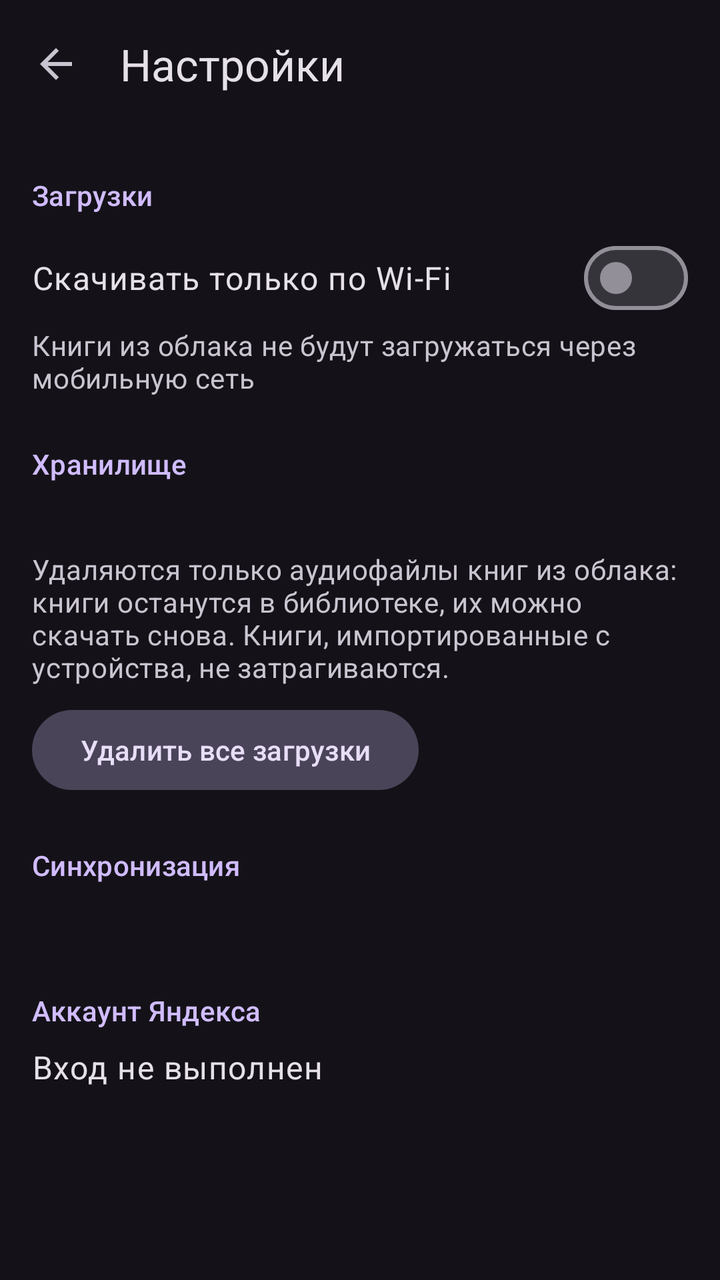
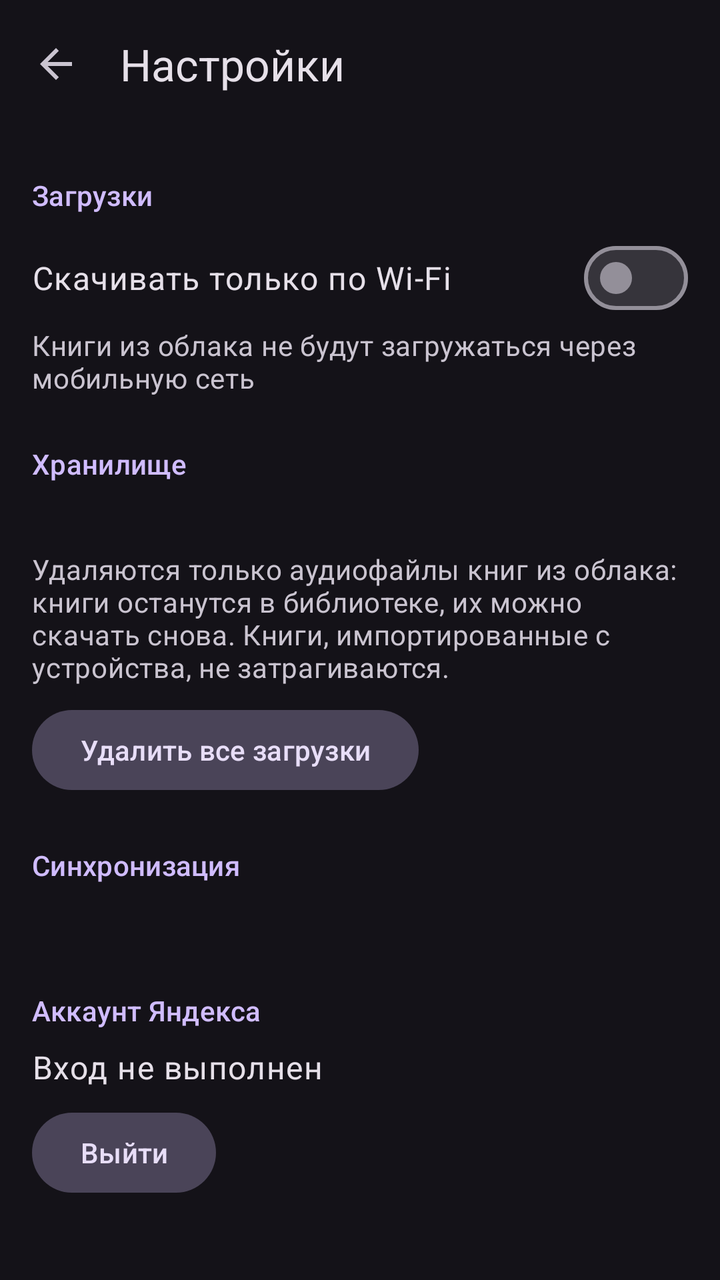

An Android layout rendered at two revisions. The XML below is the earlier revision; the diff shows what the commit changed to produce the second picture.
<!-- AndroidManifest.xml: application theme Theme.AudioBookPlayer -->
<!-- res/layout/activity_settings.xml -->
<?xml version="1.0" encoding="utf-8"?>
<LinearLayout xmlns:android="http://schemas.android.com/apk/res/android"
    xmlns:app="http://schemas.android.com/apk/res-auto"
    xmlns:tools="http://schemas.android.com/tools"
    android:layout_width="match_parent"
    android:layout_height="match_parent"
    android:orientation="vertical">

    <com.google.android.material.appbar.MaterialToolbar
        android:id="@+id/toolbar"
        android:layout_width="match_parent"
        android:layout_height="?attr/actionBarSize"
        app:navigationContentDescription="@string/book_back"
        app:navigationIcon="@drawable/ic_arrow_back"
        app:title="@string/settings_title" />

    <ScrollView
        android:layout_width="match_parent"
        android:layout_height="0dp"
        android:layout_weight="1">

        <LinearLayout
            android:layout_width="match_parent"
            android:layout_height="wrap_content"
            android:orientation="vertical"
            android:paddingHorizontal="16dp"
            android:paddingBottom="16dp">

            <TextView
                style="@style/SettingsSection"
                android:accessibilityHeading="true"
                android:text="@string/settings_downloads"
                tools:targetApi="p" />

            <com.google.android.material.materialswitch.MaterialSwitch
                android:id="@+id/wifiOnly"
                android:layout_width="match_parent"
                android:layout_height="wrap_content"
                android:minHeight="48dp"
                android:text="@string/settings_wifi_only"
                android:textAppearance="?attr/textAppearanceBodyLarge" />

            <TextView
                android:layout_width="match_parent"
                android:layout_height="wrap_content"
                android:text="@string/settings_wifi_only_summary"
                android:textAppearance="?attr/textAppearanceBodyMedium"
                android:textColor="?attr/colorOnSurfaceVariant" />

            <TextView
                style="@style/SettingsSection"
                android:accessibilityHeading="true"
                android:text="@string/settings_storage"
                tools:targetApi="p" />

            <TextView
                android:id="@+id/storageUsed"
                android:layout_width="match_parent"
                android:layout_height="wrap_content"
                android:textAppearance="?attr/textAppearanceBodyLarge" />

            <TextView
                android:layout_width="match_parent"
                android:layout_height="wrap_content"
                android:layout_marginTop="4dp"
                android:text="@string/settings_storage_hint"
                android:textAppearance="?attr/textAppearanceBodyMedium"
                android:textColor="?attr/colorOnSurfaceVariant" />

            <com.google.android.material.button.MaterialButton
                android:id="@+id/removeDownloads"
                style="@style/Widget.Material3.Button.TonalButton"
                android:layout_width="wrap_content"
                android:layout_height="wrap_content"
                android:layout_marginTop="8dp"
                android:text="@string/settings_remove_downloads" />

            <TextView
                style="@style/SettingsSection"
                android:accessibilityHeading="true"
                android:text="@string/settings_sync"
                tools:targetApi="p" />

            <TextView
                android:id="@+id/lastSync"
                android:layout_width="match_parent"
                android:layout_height="wrap_content"
                android:textAppearance="?attr/textAppearanceBodyLarge" />

            <TextView
                style="@style/SettingsSection"
                android:accessibilityHeading="true"
                android:text="@string/settings_account"
                tools:targetApi="p" />

            <TextView
                android:id="@+id/account"
                android:layout_width="match_parent"
                android:layout_height="wrap_content"
                android:text="@string/settings_account_signed_out"
                android:textAppearance="?attr/textAppearanceBodyLarge" />
        </LinearLayout>
    </ScrollView>
</LinearLayout>
<!-- resources referenced by this layout -->
<resources>
  <!-- drawable ic_arrow_back (drawable) -->
  <vector xmlns:android="http://schemas.android.com/apk/res/android"
      android:width="24dp"
      android:height="24dp"
      android:tint="?attr/colorControlNormal"
      android:viewportWidth="24"
      android:viewportHeight="24">
      <path
          android:fillColor="@android:color/white"
          android:pathData="M20,11H7.83l5.59,-5.59L12,4l-8,8 8,8 1.41,-1.41L7.83,13H20v-2z" />
  </vector>
  <string name="book_back">Назад</string>
  <string name="settings_account">Аккаунт Яндекса</string>
  <string name="settings_account_signed_out">Вход не выполнен</string>
  <string name="settings_downloads">Загрузки</string>
  <string name="settings_remove_downloads">Удалить все загрузки</string>
  <string name="settings_storage">Хранилище</string>
  <string name="settings_storage_hint">Удаляются только аудиофайлы книг из облака: книги останутся в библиотеке, их можно скачать снова. Книги, импортированные с устройства, не затрагиваются.</string>
  <string name="settings_sync">Синхронизация</string>
  <string name="settings_title">Настройки</string>
  <string name="settings_wifi_only">Скачивать только по Wi-Fi</string>
  <string name="settings_wifi_only_summary">Книги из облака не будут загружаться через мобильную сеть</string>
  <style name="SettingsSection">
          <item name="android:layout_width">match_parent</item>
          <item name="android:layout_height">wrap_content</item>
          <item name="android:layout_marginTop">24dp</item>
          <item name="android:layout_marginBottom">8dp</item>
          <item name="android:textAppearance">?attr/textAppearanceTitleSmall</item>
          <item name="android:textColor">?attr/colorPrimary</item>
      </style>
  <style name="Theme.AudioBookPlayer" parent="Theme.Material3.Dark.NoActionBar" />
</resources>

<!-- the commit's change to res/layout/activity_settings.xml (unified diff, before → after) -->
@@ -99,6 +99,14 @@
                 android:layout_height="wrap_content"
                 android:text="@string/settings_account_signed_out"
                 android:textAppearance="?attr/textAppearanceBodyLarge" />
+
+            <com.google.android.material.button.MaterialButton
+                android:id="@+id/signOut"
+                style="@style/Widget.Material3.Button.TonalButton"
+                android:layout_width="wrap_content"
+                android:layout_height="wrap_content"
+                android:layout_marginTop="8dp"
+                android:text="@string/settings_sign_out" />
         </LinearLayout>
     </ScrollView>
 </LinearLayout>
<!-- resource entries referenced after the edit -->
@@ -16,6 +16,7 @@
   <string name="settings_account_signed_out">Вход не выполнен</string>
   <string name="settings_downloads">Загрузки</string>
   <string name="settings_remove_downloads">Удалить все загрузки</string>
+  <string name="settings_sign_out">Выйти</string>
   <string name="settings_storage">Хранилище</string>
   <string name="settings_storage_hint">Удаляются только аудиофайлы книг из облака: книги останутся в библиотеке, их можно скачать снова. Книги, импортированные с устройства, не затрагиваются.</string>
   <string name="settings_sync">Синхронизация</string>
